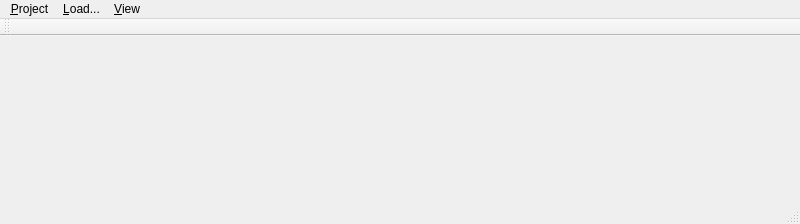
First picture: the form in ui/mainwindow.ui, repository lazarus-pkgs/panini, before the edit.
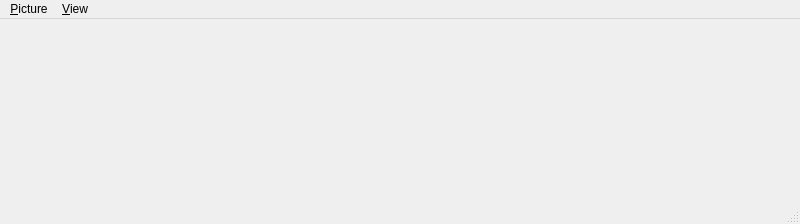
Second picture: the form after the edit.

Commit message: Dialog based picture input from files is basically working (still needs connecting to main menu).

Diff of the .ui file:
```diff
--- a/ui/mainwindow.ui
+++ b/ui/mainwindow.ui
@@ -19,19 +19,9 @@
      <x>0</x>
      <y>0</y>
      <width>800</width>
-     <height>19</height>
+     <height>22</height>
     </rect>
    </property>
-   <widget class="QMenu" name="menu_File" >
-    <property name="title" >
-     <string>&amp;Project</string>
-    </property>
-    <addaction name="action_New" />
-    <addaction name="action_Load" />
-    <addaction name="action_Edit" />
-    <addaction name="action_Save" />
-    <addaction name="action_Quit" />
-   </widget>
    <widget class="QMenu" name="menu_View" >
     <property name="title" >
      <string>&amp;View</string>
@@ -53,7 +43,7 @@
    </widget>
    <widget class="QMenu" name="menuLoad" >
     <property name="title" >
-     <string>&amp;Load...</string>
+     <string>&amp;Picture</string>
     </property>
     <addaction name="actionAuto" />
     <addaction name="actionRectilinear" />
@@ -63,22 +53,10 @@
     <addaction name="actionHemispherical" />
     <addaction name="actionCube_faces" />
    </widget>
-   <addaction name="menu_File" />
    <addaction name="menuLoad" />
    <addaction name="menu_View" />
   </widget>
   <widget class="QStatusBar" name="statusbar" />
-  <widget class="QToolBar" name="toolBar" >
-   <property name="windowTitle" >
-    <string>toolBar</string>
-   </property>
-   <attribute name="toolBarArea" >
-    <enum>TopToolBarArea</enum>
-   </attribute>
-   <attribute name="toolBarBreak" >
-    <bool>false</bool>
-   </attribute>
-  </widget>
   <action name="action_Load" >
    <property name="text" >
     <string>&amp;Load...</string>
```
Left out of the diff: 9 changed lines with no effect on the pictures. The commit also changes 11 other files.
